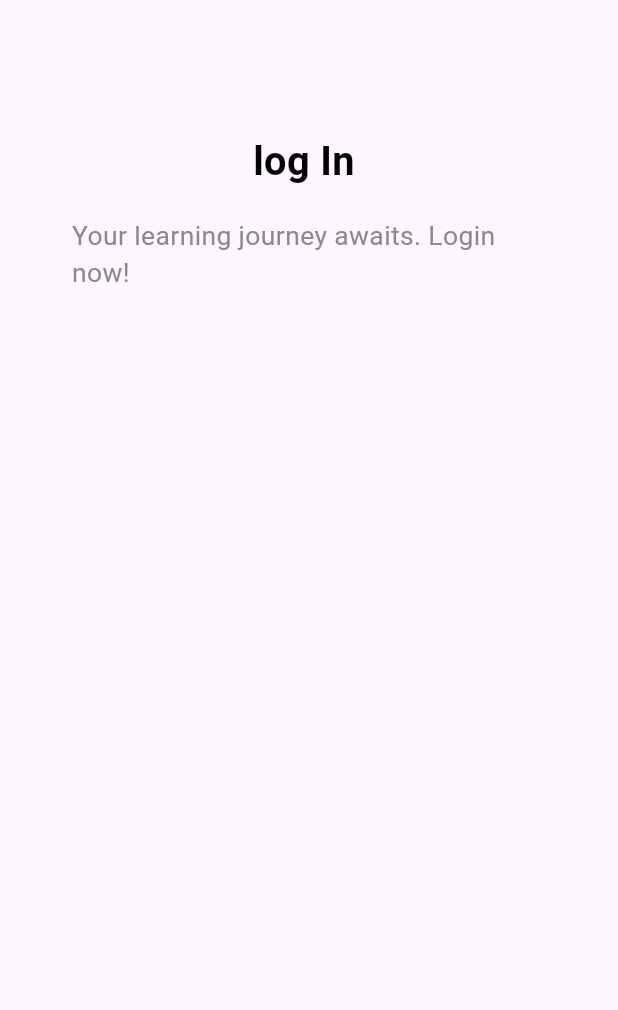
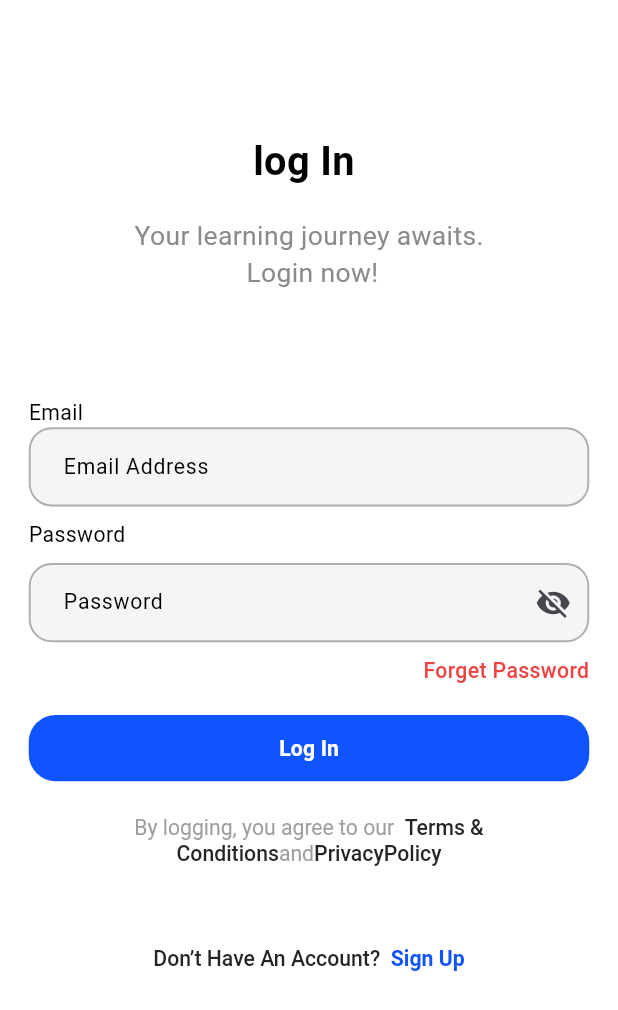
Before and after one commit to TechQuest-App/M-TechQuest, a Flutter app: the screen it shows after launch, after a tap on "Skip", after a tap on "Get Started", on a phone screen of 412 x 824 dp. Shown: the top 1010 px of the screen. Run offline on Flutter 3.47's test engine with Material 3 defaults, Android fonts, the phone set to English and light mode, and no system bars; our stand-ins replace animated_splash_screen, flutter_screenutil, flutter_svg, page_transition, smooth_page_indicator.

Commit message:
Finshed Login Screen Design -add Text Form Field and Text Button Widgets, Enhance Login Screen, and Update Colors and Text Styles
- Introduced new colors: gray, red, and darkBlue in app_colors.dart.
- Added new text styles using the new colors in app_text_styles.dart.
- Created AddTextFormField and AppTextButton widgets in core/widgets directory.
- Enhanced the LoginScreen with a form for email and password input, including a password visibility toggle.
- Added "Forget Password" link and "Log In" button to the LoginScreen.
- Implemented "Already have an account?" and "Terms & Conditions" text widgets.
- Updated English localization messages for new UI elements.
- Configured scaffold background color in TechQuestApp theme.

```diff
--- a/lib/core/theming/app_colors.dart
+++ b/lib/core/theming/app_colors.dart
@@ -2,7 +2,8 @@ import 'package:flutter/material.dart';
 
 const primaryColor = Color(0xff0F54FF);
 const black = Color(0xff000000);
-const gray100 = Color(0xff8A8A8A); //8A8A8A
+const gray100 = Color(0xff8A8A8A);
+const gray = Color(0xff9E9E9E);
 const graycostomDD = Color(0xffDDDDDD);
 const white = Color(0xffFFFFFF);
 const whiteF5F5F5 = Color(0xffF5F5F5);
@@ -10,3 +11,5 @@ const gray200 = Color(0xffF5F5F5);
 const gray300 = Color.fromARGB(255, 252, 233, 233);
 const gray400 = Color(0xffAFAFAF);
 const gray666 = Color(0xff666666);
+const red = Color(0xffEF4444);
+const darkBlue = Color(0xff242424);
--- a/lib/core/theming/app_text_styles.dart
+++ b/lib/core/theming/app_text_styles.dart
@@ -41,6 +41,28 @@ class AppTextStyles {
       fontSize: 16.sp,
       fontWeight: FontWiegthHelper.regular // Semi-bold weight
       );
+  static TextStyle font14DarckBlueMedium = TextStyle(
+      color: darkBlue,
+      fontSize: 14.sp,
+      fontWeight: FontWiegthHelper.medium // Semi-bold weight
+      );
+  static TextStyle font16RedMedium = TextStyle(
+      color: red,
+      fontSize: 16.sp,
+      fontWeight: FontWiegthHelper.medium // Semi-bold weight
+      );
+  static TextStyle font13DarckBlueMedium = TextStyle(
+      color: darkBlue,
+      fontSize: 16.sp,
+      fontWeight: FontWiegthHelper.medium // Semi-bold weight
+      );
+  static TextStyle font13GreyRegular = TextStyle(
+      color: gray,
+      fontSize: 16.sp,
+      fontWeight: FontWiegthHelper.regular // Semi-bold weight
+      );
   static TextStyle font20BlackBold = const TextStyle(
-      fontSize: 20, fontWeight: FontWiegthHelper.bold, color: black);//hi duhd dd dm
+      fontSize: 20,
+      fontWeight: FontWiegthHelper.bold,
+      color: black); //hi duhd dd dm
 }
--- /dev/null
+++ b/lib/core/widgets/add_text_form_field.dart
@@ -0,0 +1,54 @@
+import 'package:flutter/material.dart';
+import 'package:flutter_screenutil/flutter_screenutil.dart';
+import 'package:techquest/core/theming/app_colors.dart';
+import 'package:techquest/core/theming/app_text_styles.dart';
+
+class AddTextFormField extends StatelessWidget {
+  const AddTextFormField(
+      {super.key,
+      this.focusedBorder,
+      this.enabledBorder,
+      this.inputTextStyle,
+      this.hintStyle,
+      required this.hintText,
+      this.isobscureText,
+      this.suffixIcon,
+      this.contentPadding,
+      this.backgrondColor});
+  final EdgeInsetsGeometry? contentPadding;
+  final InputBorder? focusedBorder;
+  final InputBorder? enabledBorder;
+  final TextStyle? inputTextStyle;
+  final TextStyle? hintStyle;
+  final String hintText;
+  final bool? isobscureText;
+  final Widget? suffixIcon;
+  final Color? backgrondColor;
+
+  @override
+  Widget build(BuildContext context) {
+    return TextFormField(
+      decoration: InputDecoration(
+        fillColor: gray200,
+        filled: true,
+        contentPadding: contentPadding ??
+            EdgeInsets.symmetric(vertical: 18.h, horizontal: 20.w),
+        focusedBorder: focusedBorder ??
+            OutlineInputBorder(
+              borderSide: const BorderSide(color: primaryColor, width: 1.3),
+              borderRadius: BorderRadius.circular(16),
+            ),
+        enabledBorder: enabledBorder ??
+            OutlineInputBorder(
+              borderSide: const BorderSide(color: gray400, width: 1.3),
+              borderRadius: BorderRadius.circular(16.w),
+            ),
+        hintText: hintText,
+        hintStyle: hintStyle ?? AppTextStyles.font16BlackRegular,
+        suffixIcon: suffixIcon,
+      ),
+      obscureText: isobscureText ?? false,
+      style: inputTextStyle ?? AppTextStyles.font14DarckBlueMedium,
+    );
+  }
+}
--- /dev/null
+++ b/lib/core/widgets/app_text_button.dart
@@ -0,0 +1,55 @@
+import 'package:flutter/material.dart';
+import 'package:techquest/core/theming/app_colors.dart';
+import 'package:flutter_screenutil/flutter_screenutil.dart';
+
+class AppTextButton extends StatelessWidget {
+  final double? borderRadius;
+  final double? vertcalPadding;
+  final double? horzontalPadding;
+  final double? bottonWidth;
+  final double? bouttonHeight;
+  final Color? backgrondColor;
+
+  final void Function()? onPressed;
+  final String buttonText;
+  final TextStyle textStyle;
+
+  const AppTextButton({
+    super.key,
+    required this.onPressed,
+    required this.buttonText,
+    required this.textStyle,
+    this.borderRadius,
+    this.vertcalPadding,
+    this.horzontalPadding,
+    this.bottonWidth,
+    this.bouttonHeight,
+    this.backgrondColor,
+  });
+
+  @override
+  Widget build(BuildContext context) {
+    return TextButton(
+      style: ButtonStyle(
+          shape: WidgetStateProperty.all<RoundedRectangleBorder>(
+            RoundedRectangleBorder(
+              borderRadius: BorderRadius.circular(borderRadius ?? 18.0),
+            ),
+          ),
+          backgroundColor:
+              WidgetStatePropertyAll(backgrondColor ?? primaryColor),
+          padding: WidgetStateProperty.all<EdgeInsets>(
+            EdgeInsets.symmetric(
+                horizontal: horzontalPadding?.w ?? 12.w,
+                vertical: horzontalPadding?.h ?? 14.h),
+          ),
+          fixedSize: WidgetStateProperty.all(Size(
+              bottonWidth?.w ?? double.maxFinite, bouttonHeight?.h ?? 50.h))),
+      onPressed: onPressed,
+      child: Text(
+        buttonText,
+        style: textStyle,
+      ),
+    );
+  }
+}
--- a/lib/features/user_authentication/ui/screens/login_screen.dart
+++ b/lib/features/user_authentication/ui/screens/login_screen.dart
@@ -4,31 +4,105 @@ import 'package:techquest/core/helpers/spacing.dart';
 import 'package:techquest/core/theming/app_text_styles.dart';
 import 'package:techquest/generated/l10n.dart';
 
-class LoginScreen extends StatelessWidget {
+import '../../../../core/widgets/add_text_form_field.dart';
+import '../../../../core/widgets/app_text_button.dart';
+import '../widgets/already_have_account_text.dart';
+import '../widgets/terms_and_condition_text.dart';
+
+class LoginScreen extends StatefulWidget {
   const LoginScreen({super.key});
 
+  @override
+  State<LoginScreen> createState() => _LoginScreenState();
+}
+
+class _LoginScreenState extends State<LoginScreen> {
+  final formKy = GlobalKey<FormState>();
+  bool isObscureText = true;
   @override
   Widget build(BuildContext context) {
     return Scaffold(
       body: SingleChildScrollView(
         child: SafeArea(
           child: Padding(
-            padding: EdgeInsets.symmetric(vertical: 100.h, horizontal: 50.w),
+            padding: EdgeInsets.symmetric(vertical: 100.h, horizontal: 20.w),
             child: Column(
+              crossAxisAlignment: CrossAxisAlignment.center,
               children: [
-                Text(
-                  S.of(context).login,
-                  style: AppTextStyles.font30BlackSemiBold,
+                Row(
+                  mainAxisAlignment: MainAxisAlignment.center,
+                  children: [
+                    Text(
+                      S.of(context).login,
+                      style: AppTextStyles.font30BlackSemiBold,
+                    ),
+                  ],
                 ),
                 verticalSpace(20),
-                Text(
-                  S.of(context).Your_learning_journey_Login,
-                  style: AppTextStyles.font20Gray100Regular.copyWith(),
+                Row(
+                  mainAxisAlignment: MainAxisAlignment.center,
+                  children: [
+                    Text(
+                      S.of(context).Your_learning_journey_Login,
+                      style: AppTextStyles.font20Gray100Regular,
+                      textAlign: TextAlign.center,
+                    ),
+                  ],
                 ),
-
-
-
-
+                verticalSpace(80),
+                Form(
+                  key: formKy,
+                  child: Column(
+                    crossAxisAlignment: CrossAxisAlignment.stretch,
+                    children: [
+                      Text(
+                        S.of(context).Email,
+                        style: AppTextStyles.font16BlackRegular,
+                      ),
+                      AddTextFormField(
+                        hintText: S.of(context).Email_Address,
+                      ),
+                      verticalSpace(10),
+                      Text(
+                        S.of(context).password,
+                        style: AppTextStyles.font16BlackRegular,
+                      ),
+                      verticalSpace(10),
+                      AddTextFormField(
+                        hintText: S.of(context).password,
+                        isobscureText: isObscureText,
+                        suffixIcon: GestureDetector(
+                          onTap: () {
+                            setState(() {
+                              isObscureText = !isObscureText;
+                            });
+                          },
+                          child: Icon(isObscureText
+                              ? Icons.visibility_off
+                              : Icons.visibility),
+                        ),
+                      ),
+                    ],
+                  ),
+                ),
+                verticalSpace(10),
+                Align(
+                  alignment: AlignmentDirectional.centerEnd,
+                  child: Text(
+                    S.of(context).Forget_Password,
+                    style: AppTextStyles.font16RedMedium,
+                  ),
+                ),
+                verticalSpace(20),
+                AppTextButton(
+                  onPressed: () {},
+                  buttonText: S.of(context).Log_In,
+                  textStyle: AppTextStyles.font16BWhiteBold,
+                ),
+                verticalSpace(24),
+                const AlreadyHaveAccountText(),
+                verticalSpace(60),
+                const TermsAndConditionText(),
               ],
             ),
           ),
--- /dev/null
+++ b/lib/features/user_authentication/ui/widgets/already_have_account_text.dart
@@ -0,0 +1,26 @@
+import 'package:flutter/material.dart';
+import 'package:techquest/core/theming/app_text_styles.dart';
+import 'package:techquest/generated/l10n.dart';
+
+class AlreadyHaveAccountText extends StatelessWidget {
+  const AlreadyHaveAccountText({super.key});
+
+  @override
+  Widget build(BuildContext context) {
+    return RichText(
+        textAlign: TextAlign.center,
+        text: TextSpan(children: [
+          TextSpan(
+              text: S.of(context).by_logging_you,
+              style: AppTextStyles.font13GreyRegular),
+          TextSpan(
+              text: S.of(context).terms_Conditions,
+              style: AppTextStyles.font13DarckBlueMedium),
+          TextSpan(
+              text: S.of(context).and, style: AppTextStyles.font13GreyRegular),
+          TextSpan(
+              text: S.of(context).privacyPolicy,
+              style: AppTextStyles.font13DarckBlueMedium),
+        ]));
+  }
+}
--- /dev/null
+++ b/lib/features/user_authentication/ui/widgets/terms_and_condition_text.dart
@@ -0,0 +1,21 @@
+import 'package:flutter/material.dart';
+
+import '../../../../core/theming/app_text_styles.dart';
+import '../../../../generated/l10n.dart';
+
+class TermsAndConditionText extends StatelessWidget {
+  const TermsAndConditionText({super.key});
+
+  @override
+  Widget build(BuildContext context) {
+    return RichText(
+        text: TextSpan(children: [
+      TextSpan(
+          text: S.of(context).Dont_Have,
+          style: AppTextStyles.font13DarckBlueMedium),
+      TextSpan(
+          text: S.of(context).Sign_Up,
+          style: AppTextStyles.font16BprimaryColorBold),
+    ]));
+  }
+}
--- a/lib/l10n/intl_en.arb
+++ b/lib/l10n/intl_en.arb
@@ -8,7 +8,7 @@
 "Skip":"Skip",
 "getStarted":"Get Started",
 "login":"log In ",
-"Your_learning_journey_Login":"Your learning journey awaits. Login now!",
+"Your_learning_journey_Login":"Your learning journey awaits.\n Login now!",
 "Profile":"Profile",
 "Home":"Home",
 "Wishlist":"Wishlist",
@@ -28,7 +28,19 @@
 "ShippingAddress":"Shipping Address",
 "Notifications":"Notifications",
 "SignOut":"Sign Out",
-"YourCurrentlyPoints":"Your Currently Points"
+"YourCurrentlyPoints":"Your Currently Points",
+"Email":"Email",
+"password":"Password",
+"Email_Address":"Email Address",
+"Sign_Up":" Sign Up",
+"Log_In":"Log In",
+"Forget_Password":"Forget Password",
+"by_logging_you":"By logging, you agree to our  ",
+"terms_Conditions":"Terms & Conditions",
+"and":"and",
+"privacyPolicy":"PrivacyPolicy",
+"Dont_Have":"Don’t Have An Account? ",
+"Already_have":"Already have an account yet? Sign Up "
 
 
 
--- a/lib/tech_questApp.dart
+++ b/lib/tech_questApp.dart
@@ -20,7 +20,10 @@ class TechQuestApp extends StatelessWidget {
       builder: (_, child) {
         return MaterialApp(
           debugShowCheckedModeBanner: false,
-          theme: ThemeData(primaryColor: primaryColor),
+          theme: ThemeData(
+            primaryColor: primaryColor,
+            scaffoldBackgroundColor: white,
+          ),
           onGenerateRoute: appRouter.generateRoute,
           localizationsDelegates: const [
             S.delegate,
@@ -31,7 +34,8 @@ class TechQuestApp extends StatelessWidget {
           supportedLocales: S.delegate.supportedLocales,
           title: 'TechQuest',
           // home: const ProfileScreen(),
-          home: const AnimatedSplashScreenCustom(), // Use home instead of initialRoute
+          home:
+              const AnimatedSplashScreenCustom(), // Use home instead of initialRoute
         );
       },
     );
```
Also changed, not shown: lib/generated/intl/messages_en.dart, lib/generated/l10n.dart.
